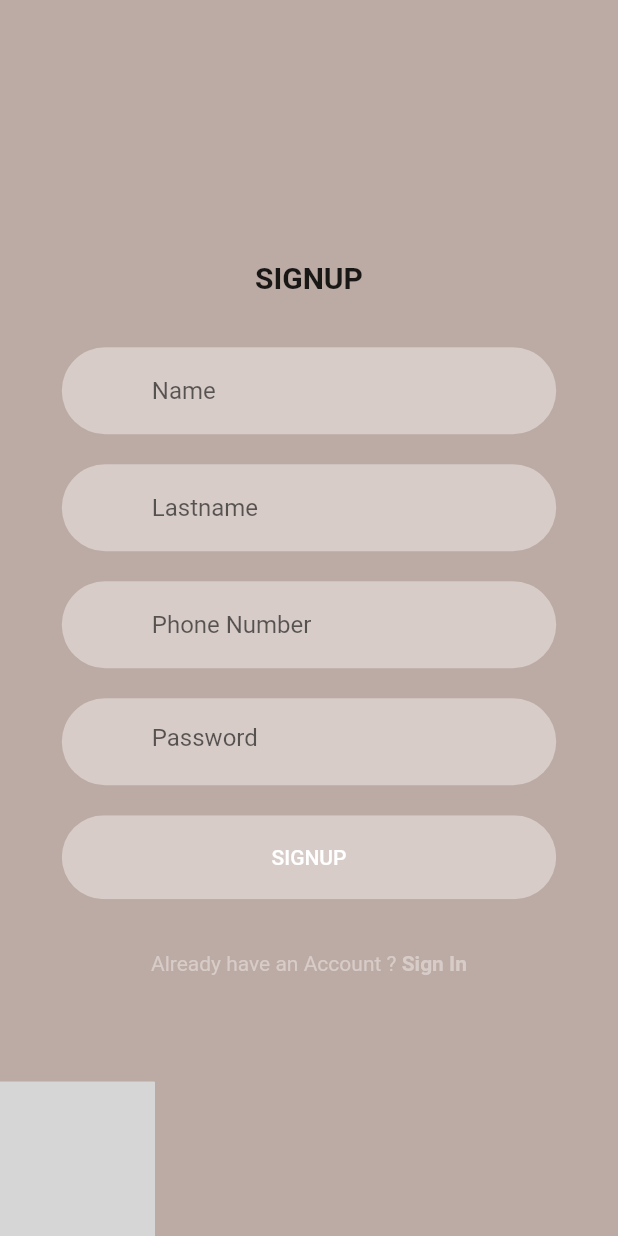
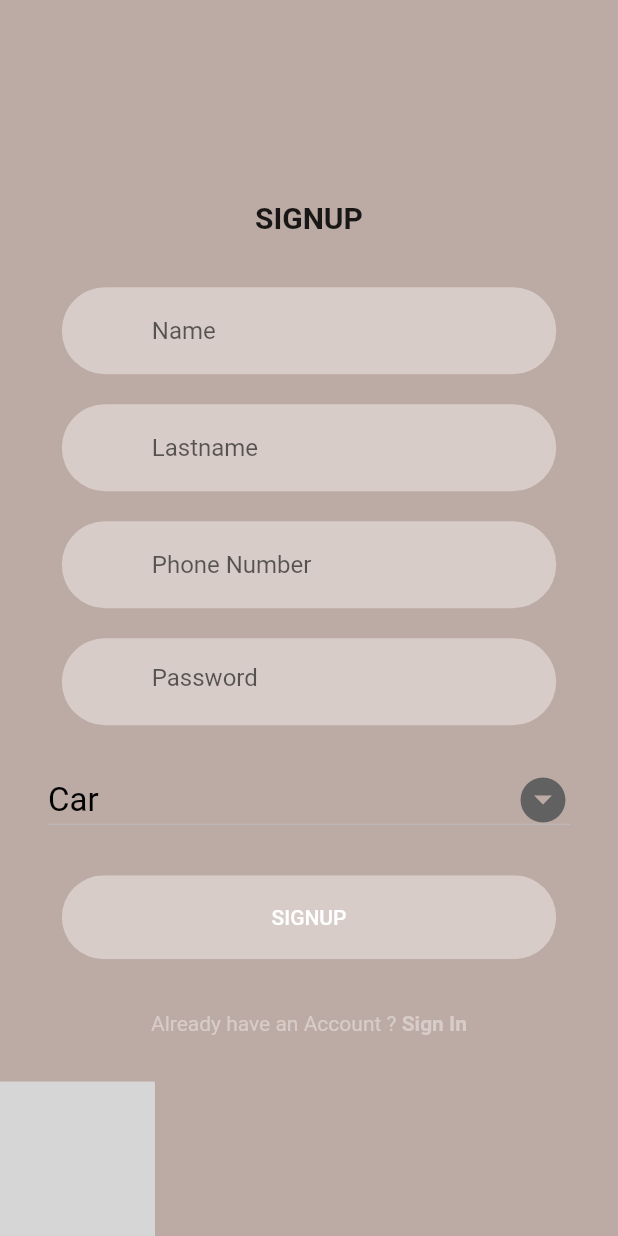
Before and after one commit to Dung20/project, a Flutter app: the SignUpScreen screen opened directly, on a phone screen of 412 x 824 dp. Run offline on Flutter 3.47's test engine with Material 2 defaults, Android fonts, the phone set to English and light mode, and no system bars; our stand-ins replace flutter_svg; grey boxes are pictures that could not be loaded.

```diff
--- a/lib/Screens/Signup/components/body.dart
+++ b/lib/Screens/Signup/components/body.dart
@@ -6,8 +6,15 @@ import 'package:project/components/rounded_button.dart';
 import 'package:project/components/rounded_input_field.dart';
 import 'package:project/components/rounded_password_field.dart';
 
-class Body extends StatelessWidget {
+class Body extends StatefulWidget {
   @override
+  _BodyState createState() => _BodyState();
+}
+
+class _BodyState extends State<Body> {
+  String valueChoose;
+  List listItem = ["Car", "Truck", "Motorcycle"];
+
   Widget build(BuildContext context) {
     Size size = MediaQuery.of(context).size;
     return Background(
@@ -35,6 +42,32 @@ class Body extends StatelessWidget {
             RoundedPasswordField(
               onChanged: (value) {},
             ),
+            Padding(
+              padding: const EdgeInsets.all(16.0),
+              child: Container(
+                padding: EdgeInsets.only(left: 16, right: 16),
+                decoration: BoxDecoration(),
+                child: DropdownButton(
+                  hint: Text("Vehicle type"),
+                  dropdownColor: Colors.grey,
+                  icon: Icon(Icons.arrow_drop_down_circle),
+                  iconSize: 36,
+                  isExpanded: true,
+                  style: TextStyle(color: Colors.black, fontSize: 22),
+                  value: valueChoose,
+                  onChanged: (newValue) {
+                    setState(() {
+                      valueChoose = newValue;
+                    });
+                  },
+                  items: listItem.map((valueItem) {
+                    return DropdownMenuItem(
+                      child: Text(valueItem),
+                    );
+                  }).toList(),
+                ),
+              ),
+            ),
             RoundedButton(
               text: "SIGNUP",
               style: Colors.black,
```
